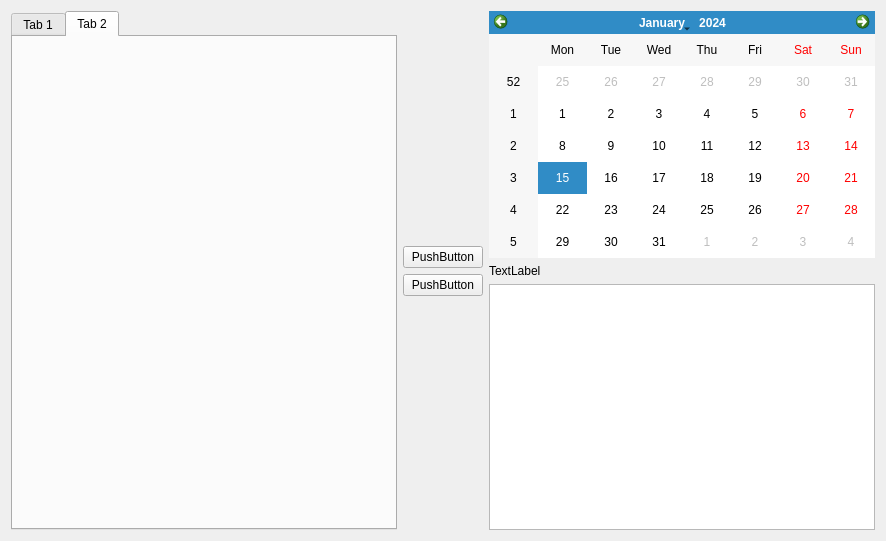
WatsonJay/tomato_farm, file gui/taskWidget.ui: the form before one commit.
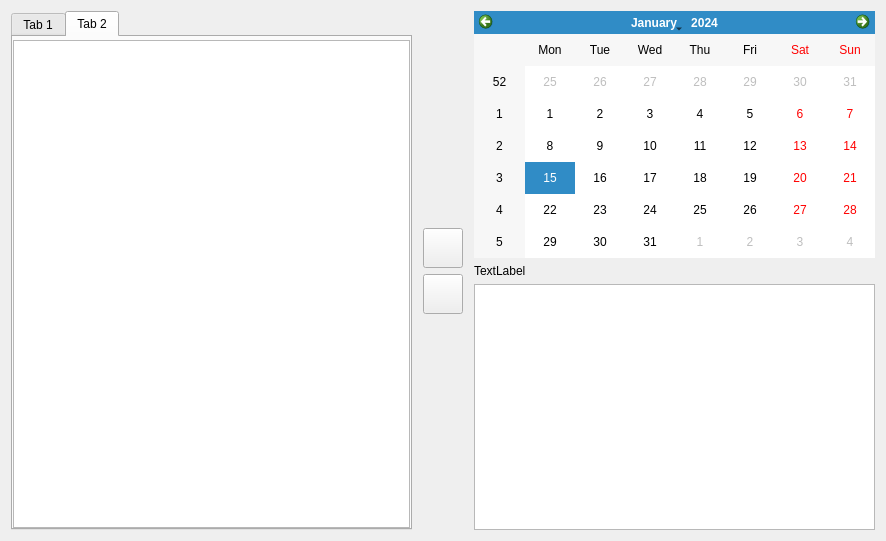
The form after the commit. The open tabs and pages were chosen to show the change.

What changed in the file:
```diff
--- a/gui/taskWidget.ui
+++ b/gui/taskWidget.ui
@@ -88,6 +88,26 @@
         <attribute name="title">
          <string>Tab 2</string>
         </attribute>
+        <layout class="QVBoxLayout" name="verticalLayout_5">
+         <property name="spacing">
+          <number>0</number>
+         </property>
+         <property name="leftMargin">
+          <number>0</number>
+         </property>
+         <property name="topMargin">
+          <number>3</number>
+         </property>
+         <property name="rightMargin">
+          <number>0</number>
+         </property>
+         <property name="bottomMargin">
+          <number>0</number>
+         </property>
+         <item>
+          <widget class="QListWidget" name="listWidget_3"/>
+         </item>
+        </layout>
        </widget>
       </widget>
      </item>
@@ -95,6 +115,12 @@
    </item>
    <item>
     <layout class="QVBoxLayout" name="verticalLayout_3">
+     <property name="leftMargin">
+      <number>5</number>
+     </property>
+     <property name="rightMargin">
+      <number>5</number>
+     </property>
      <item>
       <spacer name="verticalSpacer">
        <property name="orientation">
@@ -110,15 +136,45 @@
      </item>
      <item>
       <widget class="QPushButton" name="pushButton_4">
+       <property name="minimumSize">
+        <size>
+         <width>40</width>
+         <height>40</height>
+        </size>
+       </property>
+       <property name="maximumSize">
+        <size>
+         <width>40</width>
+         <height>40</height>
+        </size>
+       </property>
        <property name="text">
-        <string>PushButton</string>
+        <string/>
+       </property>
+       <property name="iconSize">
+        <size>
+         <width>16</width>
+         <height>16</height>
+        </size>
        </property>
       </widget>
      </item>
      <item>
       <widget class="QPushButton" name="pushButton_5">
+       <property name="minimumSize">
+        <size>
+         <width>40</width>
+         <height>40</height>
+        </size>
+       </property>
+       <property name="maximumSize">
+        <size>
+         <width>40</width>
+         <height>40</height>
+        </size>
+       </property>
        <property name="text">
-        <string>PushButton</string>
+        <string/>
        </property>
       </widget>
      </item>
```
Left out of the diff: 2 changed lines with no effect on the pictures.
